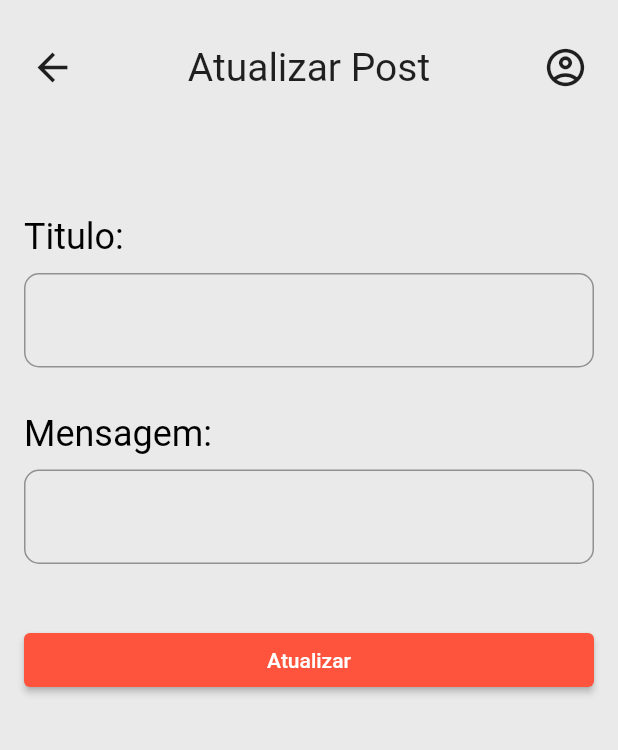
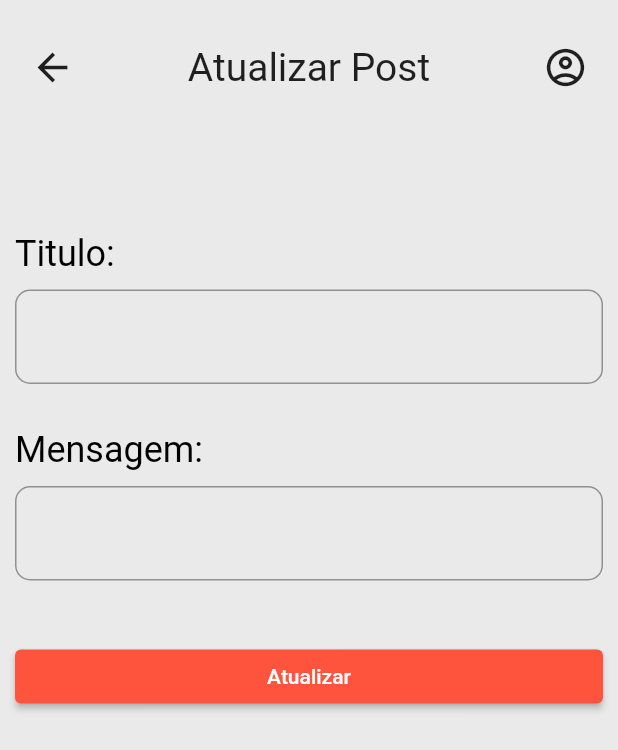
Before and after one commit to jhiltonsantos/blog_app_teste, a Flutter app: the _ViewPost screen opened directly with empty values, after a tap on "Editar", on a phone screen of 412 x 824 dp. Shown: the top 750 px of the screen. Run offline on Flutter 3.47's test engine with Material 2 defaults, Android fonts, the phone set to English and light mode, and no system bars; our stand-ins replace flutter_bloc; missing offline and left inert: http_interceptor; statements that could not run were skipped.

Commit message:
Update posts user

```diff
--- a/lib/presentation/components/widgets/text_field_item.dart
+++ b/lib/presentation/components/widgets/text_field_item.dart
@@ -5,6 +5,9 @@ Padding textFieldItem(TextEditingController controller) {
   return Padding(
     padding: const EdgeInsets.symmetric(vertical: 10.0),
     child: TextField(
+      maxLines: 10,
+      minLines: 1,
+      expands: false,
       controller: controller,
       style: const TextStyle(fontSize: 20.0),
       decoration: const InputDecoration(
--- a/lib/presentation/views/photo_edit_view.dart
+++ b/lib/presentation/views/photo_edit_view.dart
@@ -42,6 +42,8 @@ class _UpdatePhotoView extends StatelessWidget {
 
   @override
   Widget build(BuildContext context) {
+    _titleController.text = photo.title!;
+    _urlController.text = photo.url!;
     return Scaffold(
       appBar: PreferredSize(
           child: AppBarBlogApp(
--- a/lib/presentation/views/photo_view.dart
+++ b/lib/presentation/views/photo_view.dart
@@ -7,7 +7,6 @@ import 'package:blog_teste_tecnico/presentation/components/widgets/button_option
 import 'package:blog_teste_tecnico/presentation/components/widgets/failure_dialog.dart';
 import 'package:blog_teste_tecnico/presentation/components/widgets/progress_indicate.dart';
 import 'package:flutter/material.dart';
-import 'package:flutter/rendering.dart';
 import 'package:flutter_bloc/flutter_bloc.dart';
 
 class PhotoView extends StatelessWidget {
--- a/lib/presentation/views/post_edit_view.dart
+++ b/lib/presentation/views/post_edit_view.dart
@@ -1,13 +1,14 @@
 import 'package:blog_teste_tecnico/domain/post.dart';
 import 'package:blog_teste_tecnico/domain/user.dart';
 import 'package:blog_teste_tecnico/presentation/bloc/post_edit/post_edit_bloc.dart';
+import 'package:blog_teste_tecnico/presentation/bloc/user/user_container.dart';
+import 'package:blog_teste_tecnico/presentation/components/bloc_container.dart';
 import 'package:blog_teste_tecnico/presentation/components/theme/app_bar_blog_app.dart';
 import 'package:blog_teste_tecnico/presentation/components/widgets/failure_dialog.dart';
 import 'package:blog_teste_tecnico/presentation/components/widgets/label_form.dart';
 import 'package:blog_teste_tecnico/presentation/components/widgets/progress_indicate.dart';
 import 'package:blog_teste_tecnico/presentation/components/widgets/text_field_item.dart';
 import 'package:flutter/material.dart';
-import 'package:flutter/rendering.dart';
 import 'package:flutter_bloc/flutter_bloc.dart';
 
 class PostEditView extends StatelessWidget {
@@ -46,6 +47,8 @@ class _NewPostView extends StatelessWidget {
 
   @override
   Widget build(BuildContext context) {
+    _titleController.text = post.title;
+    _bodyController.text = post.body;
     return Scaffold(
       appBar: PreferredSize(
           child: AppBarBlogApp(
@@ -58,16 +61,21 @@ class _NewPostView extends StatelessWidget {
           preferredSize: const Size.fromHeight(120)),
       body: SingleChildScrollView(
         child: Padding(
-          padding: const EdgeInsets.all(16.0),
+          padding: const EdgeInsets.symmetric(vertical: 12.0, horizontal: 10.0),
           child: Column(
             crossAxisAlignment: CrossAxisAlignment.start,
             children: <Widget>[
               Align(
-                alignment: Alignment.topRight,
-                child: Text(
-                  user.name!,
-                  style: const TextStyle(
-                    fontSize: 24.0,
+                alignment: Alignment.bottomRight,
+                child: Padding(
+                  padding: const EdgeInsets.only(bottom: 20.0),
+                  child: GestureDetector(
+                    onTap: () {
+                      pushNavigator(context, UserContainer(user));
+                    },
+                    child: Text(user.name!,
+                        style: const TextStyle(
+                            fontSize: 20.0, fontWeight: FontWeight.bold)),
                   ),
                 ),
               ),
--- a/lib/presentation/views/post_form_view.dart
+++ b/lib/presentation/views/post_form_view.dart
@@ -6,7 +6,6 @@ import 'package:blog_teste_tecnico/presentation/components/widgets/failure_dialo
 import 'package:blog_teste_tecnico/presentation/components/widgets/progress_indicate.dart';
 import 'package:blog_teste_tecnico/presentation/components/widgets/text_field_item.dart';
 import 'package:flutter/material.dart';
-import 'package:flutter/rendering.dart';
 import 'package:flutter_bloc/flutter_bloc.dart';
 
 class PostFormView extends StatelessWidget {
--- a/lib/presentation/views/post_view.dart
+++ b/lib/presentation/views/post_view.dart
@@ -1,5 +1,8 @@
 import 'package:blog_teste_tecnico/domain/post.dart';
 import 'package:blog_teste_tecnico/domain/user.dart';
+import 'package:blog_teste_tecnico/presentation/bloc/user/user_container.dart';
+import 'package:blog_teste_tecnico/presentation/bloc/user_posts/user_posts_container.dart';
+import 'package:blog_teste_tecnico/presentation/components/bloc_container.dart';
 import 'package:blog_teste_tecnico/presentation/components/theme/app_bar_blog_app.dart';
 import 'package:blog_teste_tecnico/presentation/components/widgets/button_options.dart';
 import 'package:blog_teste_tecnico/presentation/components/widgets/failure_dialog.dart';
@@ -52,9 +55,23 @@ class _ViewPost extends StatelessWidget {
           preferredSize: const Size.fromHeight(120)),
       body: SingleChildScrollView(
         child: Padding(
-          padding: const EdgeInsets.only(top: 12.0),
+          padding: const EdgeInsets.symmetric(vertical: 12.0, horizontal: 10.0),
           child: Column(
             children: <Widget>[
+              Align(
+                alignment: Alignment.bottomRight,
+                child: Padding(
+                  padding: const EdgeInsets.only(bottom: 20.0),
+                  child: GestureDetector(
+                    onTap: () {
+                      pushNavigator(context, UserPostsContainer(user: user));
+                    },
+                    child: Text(user.name!,
+                        style: const TextStyle(
+                            fontSize: 20.0, fontWeight: FontWeight.bold)),
+                  ),
+                ),
+              ),
               Center(
                   child: Text(
                 post.title,
@@ -70,17 +87,6 @@ class _ViewPost extends StatelessWidget {
                   style: const TextStyle(fontSize: 24.0),
                 ),
               ),
-              Align(
-                alignment: Alignment.bottomRight,
-                child: Padding(
-                  padding: const EdgeInsets.symmetric(horizontal: 10.0),
-                  child: Text(
-                    'Autor(a): ${user.name}',
-                    style: const TextStyle(
-                        fontSize: 20.0, fontStyle: FontStyle.italic),
-                  ),
-                ),
-              ),
               Padding(
                 padding: const EdgeInsets.only(top: 50.0),
                 child: Row(
@@ -93,7 +99,8 @@ class _ViewPost extends StatelessWidget {
                         await Navigator.push(
                           context,
                           MaterialPageRoute(
-                              builder: (_) => PostEditContainer(user: user, post: post)),
+                              builder: (_) =>
+                                  PostEditContainer(user: user, post: post)),
                         );
                       },
                     ),
@@ -101,7 +108,8 @@ class _ViewPost extends StatelessWidget {
                       text: 'Deletar',
                       colorButton: Colors.redAccent,
                       onTap: () {
-                        BlocProvider.of<PostCubit>(context).delete(post.id, context);
+                        BlocProvider.of<PostCubit>(context)
+                            .delete(post.id, context);
                       },
                     ),
                   ],
--- a/lib/presentation/views/user_form_view.dart
+++ b/lib/presentation/views/user_form_view.dart
@@ -9,7 +9,6 @@ import 'package:blog_teste_tecnico/presentation/components/widgets/progress_indi
 import 'package:blog_teste_tecnico/presentation/bloc/user_form/user_form_bloc.dart';
 import 'package:blog_teste_tecnico/presentation/components/widgets/text_field_item.dart';
 import 'package:flutter/material.dart';
-import 'package:flutter/rendering.dart';
 import 'package:flutter_bloc/flutter_bloc.dart';
 
 class UserFormView extends StatelessWidget {
@@ -150,8 +149,4 @@ class _NewUserView extends StatelessWidget {
       ),
     );
   }
-
-
-
-
 }
```
Also changed, not shown: lib/data/repositories/post_repository.dart (+20 -0 lines), lib/main.dart (+6 -8 lines), lib/presentation/bloc/user_posts/user_posts_bloc.dart (added, +50 -0 lines), lib/presentation/bloc/user_posts/user_posts_container.dart (added, +28 -0 lines), lib/presentation/components/theme/app_bar_blog_app.dart (+13 -8 lines), lib/presentation/views/user_edit_view.dart (+13 -10 lines), lib/presentation/views/user_posts_view.dart (added, +63 -0 lines), lib/presentation/views/user_view.dart (+14 -8 lines), pubspec.lock, 3 other files.
